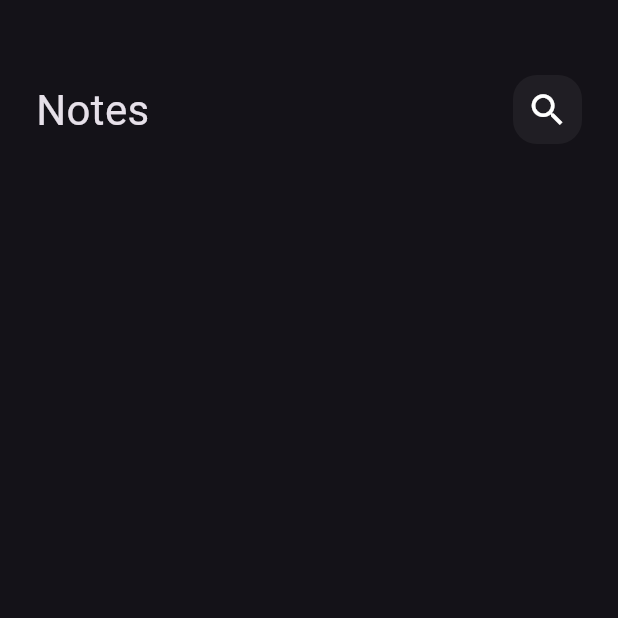
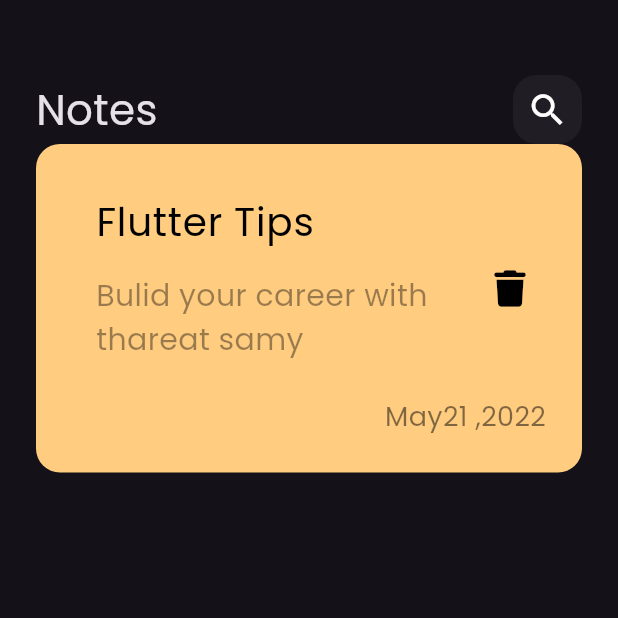
Before and after one commit to Shehab-Emad20/Notes_App, a Flutter app: the screen it shows after launch, on a phone screen of 412 x 824 dp, the top half of it. Run offline on Flutter 3.47's test engine with Material 3 defaults, Android fonts, the phone set to English and light mode, and no system bars; our stand-ins replace font_awesome_flutter.

Commit message:
create custom  NoteItem

```diff
--- a/lib/main.dart
+++ b/lib/main.dart
@@ -10,7 +10,7 @@ class NotesApp extends StatelessWidget {
   @override
   Widget build(BuildContext context) {
     return MaterialApp(
-      theme: ThemeData(brightness: Brightness.dark),
+      theme: ThemeData(brightness: Brightness.dark, fontFamily: 'Poppins'),
       home: const NotesView(),
     );
   }
--- /dev/null
+++ b/lib/widgets/custom_note_item.dart
@@ -0,0 +1,45 @@
+import 'package:flutter/material.dart';
+import 'package:font_awesome_flutter/font_awesome_flutter.dart';
+
+class NoteItem extends StatelessWidget {
+  const NoteItem({super.key});
+
+  @override
+  Widget build(BuildContext context) {
+    return Container(
+      padding: const EdgeInsets.only(top: 24, bottom: 24, left: 24),
+      decoration: BoxDecoration(
+        borderRadius: BorderRadius.circular(16),
+        color: const Color(0xffFFCC80),
+      ),
+      child: Column(
+        crossAxisAlignment: CrossAxisAlignment.end,
+        children: [
+          ListTile(
+            title: const Text('Flutter Tips',
+                style: TextStyle(color: Colors.black, fontSize: 26)),
+            subtitle: Padding(
+              padding: const EdgeInsets.only(top: 16, bottom: 16),
+              child: Text('Bulid your career with thareat samy',
+                  style: TextStyle(
+                      color: Colors.black.withOpacity(.4), fontSize: 20)),
+            ),
+            trailing: IconButton(
+                onPressed: () {},
+                icon: const Icon(
+                  FontAwesomeIcons.trash,
+                  color: Colors.black,
+                  size: 24,
+                )),
+          ),
+          Padding(
+            padding: const EdgeInsets.only(right: 24),
+            child: Text('May21 ,2022',
+                style: TextStyle(
+                    color: Colors.black.withOpacity(.5), fontSize: 18)),
+          ),
+        ],
+      ),
+    );
+  }
+}
--- a/lib/widgets/notes_view_body.dart
+++ b/lib/widgets/notes_view_body.dart
@@ -1,5 +1,6 @@
 import 'package:flutter/material.dart';
 import 'package:notes_app/widgets/custom_app_bar.dart';
+import 'package:notes_app/widgets/custom_note_item.dart';
 
 class NotesViweBody extends StatelessWidget {
   const NotesViweBody({super.key});
@@ -13,7 +14,8 @@ class NotesViweBody extends StatelessWidget {
           SizedBox(
             height: 50,
           ),
-          CustomAppBar()
+          CustomAppBar(),
+          NoteItem()
         ],
       ),
     );
```
Also changed, not shown: pubspec.yaml (+5 -6 lines), assets/Fonts/Poppins-Regular.ttf (added), pubspec.lock, 1 other file.
